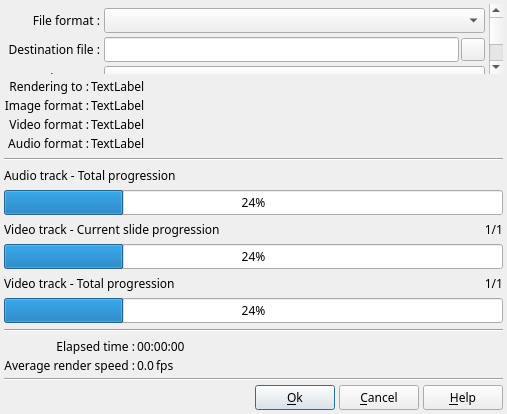
First picture: the form in DlgRenderVideo.ui, repository boenki/ffdiaporama, before the edit.
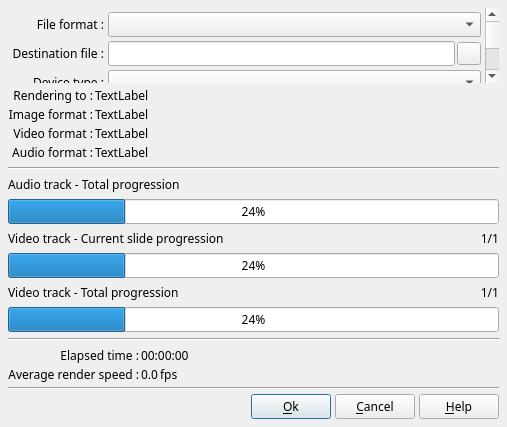
Second picture: the form after the edit. Icons and pictures are not drawn.

Diff of the .ui file:
```diff
--- a/DlgRenderVideo.ui
+++ b/DlgRenderVideo.ui
@@ -7,7 +7,7 @@
     <x>0</x>
     <y>0</y>
     <width>507</width>
-    <height>414</height>
+    <height>427</height>
    </rect>
   </property>
   <property name="sizePolicy">
@@ -30,7 +30,7 @@
     <number>4</number>
    </property>
    <property name="margin">
-    <number>4</number>
+    <number>8</number>
    </property>
    <item>
     <widget class="QScrollArea" name="SelectDestScroll">
@@ -45,8 +45,8 @@
        <rect>
         <x>0</x>
         <y>0</y>
-        <width>483</width>
-        <height>322</height>
+        <width>473</width>
+        <height>328</height>
        </rect>
       </property>
       <layout class="QGridLayout" name="gridLayout_2">
```
